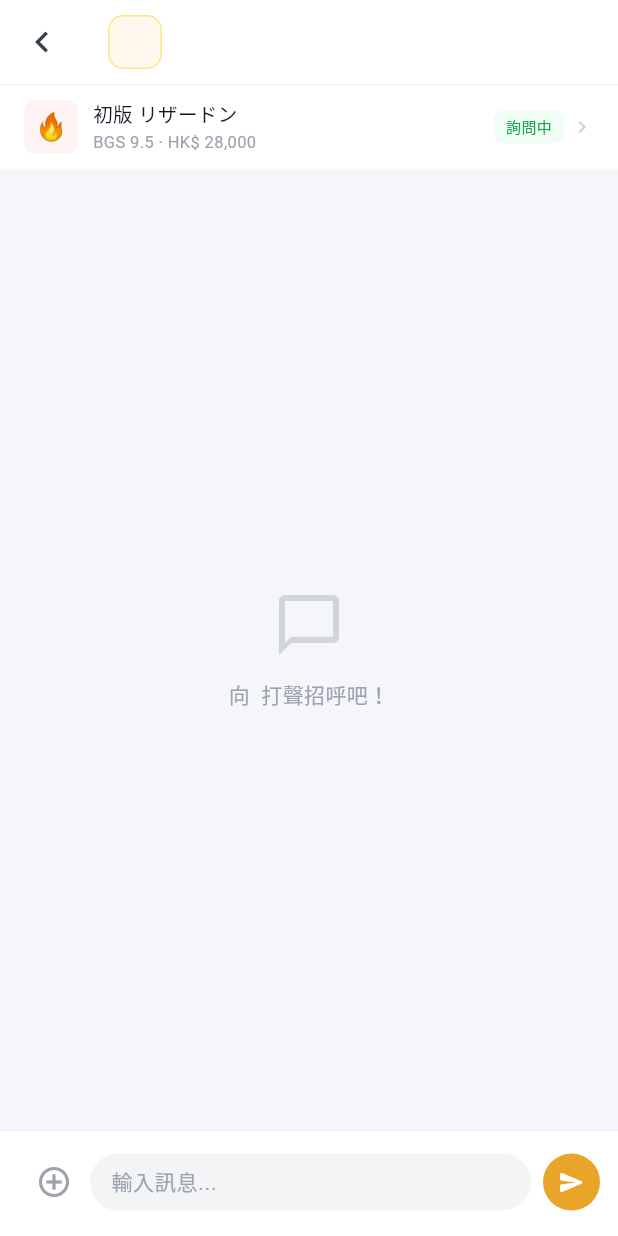
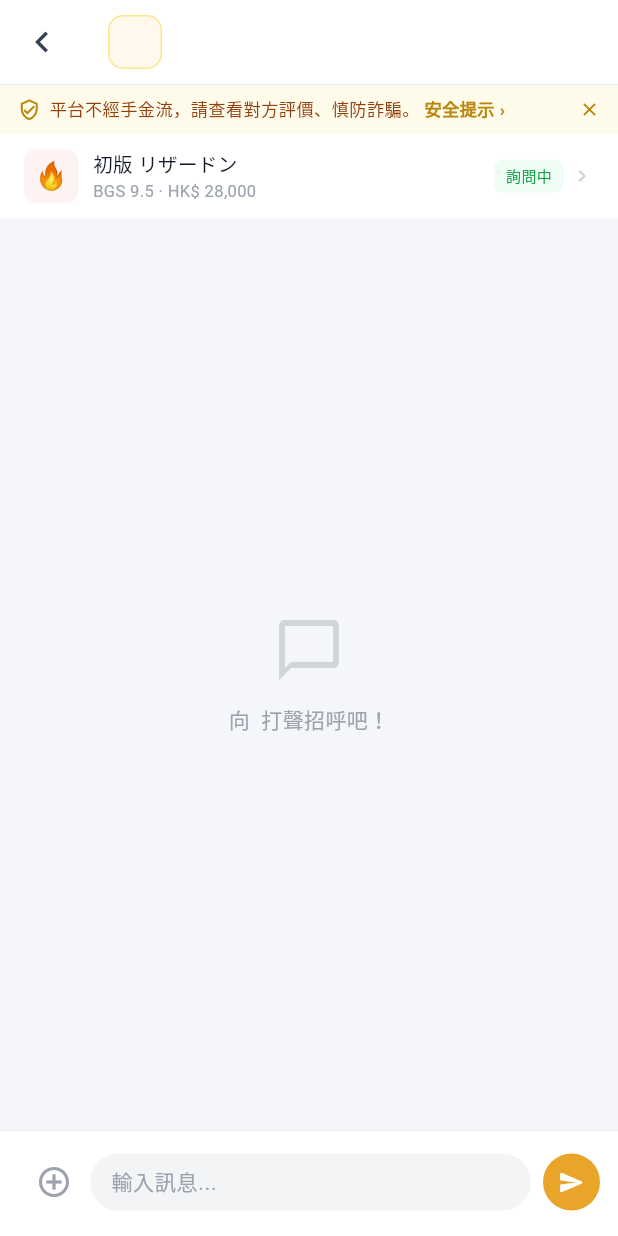
Before and after one commit to SULOKTCGHK/SULOKTCGHK-SULOK-MOBILEAPP, a Flutter app: the ChatScreen screen opened directly with sample values from the repository, on a phone screen of 412 x 824 dp. Run offline on Flutter 3.47's test engine with Material 3 defaults, Android fonts, the phone set to English and light mode, and no system bars; our stand-ins replace cached_network_image, image_picker, photo_view, shared_preferences, shimmer, sqflite and 1 more; accounts and stored records are empty; network calls fail.

Commit message:
feat: 法律文件本地化（香港 PDPO + C2C 免責）+ 安全交易提示
- 服務條款：新增平台角色與交易免責專章、準據法改香港法律、IP 聲明
- 私隱政策：依香港 PDPO（第486章），查閱更正權、直接促銷選擇
- 安全交易提示頁 + 設定入口 + 聊天室可關閉安全橫幅

Co-Authored-By: Claude Opus 4.8 <noreply@anthropic.com>

```diff
--- a/pokebid_flutter/lib/screens/chat_screen.dart
+++ b/pokebid_flutter/lib/screens/chat_screen.dart
@@ -4,6 +4,7 @@ import 'package:url_launcher/url_launcher.dart';
 import '../models/card_model.dart';
 import '../services/chat_service.dart';
 import 'card_detail_screen.dart';
+import 'legal_screen.dart';
 
 class ChatScreen extends StatefulWidget {
   final String sellerName;
@@ -34,6 +35,7 @@ class _ChatScreenState extends State<ChatScreen> {
 
   List<ChatMessage> _messages = [];
   String? _conversationId;
+  bool _showSafety = true;
   String? _myId;
   bool _loading = true;
   bool _sending = false;
@@ -230,6 +232,32 @@ class _ChatScreenState extends State<ChatScreen> {
       ),
       body: Column(
         children: [
+          // 安全交易提示（可關閉）
+          if (_showSafety)
+            Container(
+              color: const Color(0xFFFFFBEB),
+              padding: const EdgeInsets.symmetric(horizontal: 12, vertical: 8),
+              child: Row(children: [
+                const Icon(Icons.verified_user_outlined, size: 15, color: Color(0xFFB8860B)),
+                const SizedBox(width: 6),
+                Expanded(
+                  child: GestureDetector(
+                    onTap: () => Navigator.push(context, MaterialPageRoute(builder: (_) => LegalScreen.safety())),
+                    child: const Text.rich(TextSpan(children: [
+                      TextSpan(text: '平台不經手金流，請查看對方評價、慎防詐騙。',
+                          style: TextStyle(fontSize: 11.5, color: Color(0xFF92400E))),
+                      TextSpan(text: ' 安全提示 ›',
+                          style: TextStyle(fontSize: 11.5, fontWeight: FontWeight.w700, color: Color(0xFFB8860B))),
+                    ])),
+                  ),
+                ),
+                GestureDetector(
+                  onTap: () => setState(() => _showSafety = false),
+                  child: const Padding(padding: EdgeInsets.only(left: 6),
+                      child: Icon(Icons.close, size: 14, color: Color(0xFFB8860B))),
+                ),
+              ]),
+            ),
           // Card reference (可點擊查看商品內容)
           if (widget.card != null)
             GestureDetector(
--- a/pokebid_flutter/lib/screens/legal_screen.dart
+++ b/pokebid_flutter/lib/screens/legal_screen.dart
@@ -14,15 +14,21 @@ class LegalScreen extends StatelessWidget {
   });
 
   factory LegalScreen.privacy() => const LegalScreen(
-        title: '隱私政策',
-        effectiveDate: '2026 年 6 月 20 日',
+        title: '私隱政策',
+        effectiveDate: '2026 年 6 月 22 日',
         sections: _privacySections,
       );
 
   factory LegalScreen.terms() => const LegalScreen(
-        title: '使用條款',
-        effectiveDate: '2026 年 6 月 20 日',
+        title: '服務條款',
+        effectiveDate: '2026 年 6 月 22 日',
         sections: _termsSections,
+      );
+
+  factory LegalScreen.safety() => const LegalScreen(
+        title: '安全交易提示',
+        effectiveDate: '2026 年 6 月 22 日',
+        sections: _safetySections,
       );
 
   @override
@@ -85,64 +91,99 @@ class LegalSection {
   const LegalSection(this.heading, this.body);
 }
 
-// ── 隱私政策 ──────────────────────────────────────────────────────────────────
+// ── 私隱政策（香港 PDPO）──────────────────────────────────────────────────────
 const List<LegalSection> _privacySections = [
   LegalSection('1. 前言',
-      'PokeBid（以下稱「本平台」）是一個寶可夢卡牌交易與收藏的社群平台。我們重視您的隱私，本政策說明我們蒐集哪些資料、如何使用，以及您擁有的權利。使用本平台即表示您同意本政策。'),
+      'PokeBid（以下稱「本平台」）是一個寶可夢卡牌交易與收藏的社群平台。本平台依據香港《個人資料（私隱）條例》（香港法例第 486 章，下稱「PDPO」）處理您的個人資料。本政策說明我們蒐集哪些資料、如何使用以及您擁有的權利。使用本平台即表示您同意本政策。'),
   LegalSection('2. 我們蒐集的資料',
-      '• 帳號資料：當您以 Google 帳號登入時，我們會取得您的名稱、電子郵件與頭像。\n'
+      '• 帳戶資料：當您以 Google 帳戶登入時，我們會取得您的名稱、電子郵件與頭像。\n'
       '• 交易與內容資料：您建立的掛售商品、出價、聊天訊息、評價、收藏與願望清單。\n'
       '• 上傳內容：您上傳的卡牌圖片。\n'
       '• 使用資料：裝置類型、操作紀錄等技術資訊，用於改善服務與排除問題。'),
-  LegalSection('3. 我們如何使用資料',
-      '我們使用您的資料以：提供與維護交易、聊天、通知等核心功能；顯示賣家評價與信用；發送與您交易相關的通知；維護平台安全、防止詐騙與濫用；並依法令要求進行必要處理。'),
+  LegalSection('3. 蒐集目的與使用',
+      '我們僅為下列目的使用您的個人資料：提供及維護交易、聊天、通知等核心功能；顯示賣家評價與信用；發送與您交易相關的通知；維護平台安全、防止詐騙與濫用；以及遵循適用法律的要求。我們不會在未取得您同意下，將資料用於原蒐集目的以外的用途。'),
   LegalSection('4. 第三方服務',
       '本平台使用下列第三方服務協助運作：\n'
       '• Google 登入（身分驗證）\n'
       '• Supabase（資料儲存與後端服務）\n'
-      '• 卡牌價格參考來源（如 TCGplayer / eBay / JustTCG 等）僅用於顯示市場行情，不會傳送您的個人資料給這些服務。\n'
-      '這些服務有其各自的隱私政策，建議您一併參閱。'),
-  LegalSection('5. 資料分享',
-      '我們不會販售您的個人資料。部分資訊（如您的顯示名稱、掛售內容、評價）會在平台上公開顯示，供其他使用者瀏覽。除法律要求或為保護平台與使用者安全外，我們不會將您的個人資料提供給第三方。'),
-  LegalSection('6. 資料保存與刪除',
-      '我們會在提供服務所需期間保存您的資料。您可要求刪除帳號與相關個人資料；部分交易紀錄可能因法律或紛爭處理需要而保留一段時間。'),
-  LegalSection('7. 您的權利',
-      '您有權查詢、更正或刪除您的個人資料，並可隨時撤回同意。如需行使上述權利，請透過平台內客服管道與我們聯絡。'),
-  LegalSection('8. 兒童隱私',
-      '本平台不針對未滿法定年齡之兒童提供服務。若您未達所在地區可獨立締約之年齡，請在法定代理人同意與監督下使用。'),
-  LegalSection('9. 政策變更',
-      '我們可能不時更新本政策。重大變更將於平台內公告。變更後您繼續使用本平台，即視為同意更新後的政策。'),
-  LegalSection('10. 聯絡我們',
-      '若您對本隱私政策有任何疑問，請透過 PokeBid 平台內的客服管道或電子郵件與我們聯絡。'),
+      '• 卡牌價格參考來源（如 TCGplayer、JustTCG、SNKRDUNK 等）僅用於顯示市場行情，不會傳送您的個人資料給這些服務。\n'
+      '這些服務有其各自的私隱政策，建議您一併參閱。'),
+  LegalSection('5. 資料轉移與披露',
+      '我們不會出售您的個人資料。部分資訊（如顯示名稱、掛售內容、評價）會在平台上公開顯示，供其他使用者瀏覽。除法律要求、執法機關合法要求，或為保護平台與使用者安全所必需外，我們不會向第三方披露您的個人資料。'),
+  LegalSection('6. 資料保安',
+      '我們採取合理可行的保安措施保護您的個人資料，防止未經授權或意外的查閱、處理、刪除或使用。資料主要儲存於受存取控制保護的後端服務。'),
+  LegalSection('7. 資料保存',
+      '我們僅在達成蒐集目的所需期間保存您的個人資料。您可要求刪除帳戶及相關個人資料；惟部分交易或溝通紀錄可能因法律或處理糾紛需要而保留一段合理期間。'),
+  LegalSection('8. 您的權利（查閱及更正）',
+      '根據 PDPO，您有權查閱及更正本平台持有關於您的個人資料，亦可隨時撤回先前給予的同意。如需行使查閱、更正或刪除權利，請透過平台內客服管道與我們聯絡。我們會在條例規定的時間內回覆。'),
+  LegalSection('9. 直接促銷',
+      '除非取得您的同意，本平台不會將您的個人資料用於直接促銷。若日後提供促銷訊息，您可隨時免費選擇停止接收。'),
+  LegalSection('10. 未成年人士',
+      '本平台不針對未達可獨立締約年齡的人士提供服務。若您未達該年齡，請在家長或監護人同意及監督下使用。'),
+  LegalSection('11. 政策變更',
+      '我們可能不時更新本政策，重大變更將於平台內公告。變更後您繼續使用本平台，即視為同意更新後的政策。'),
+  LegalSection('12. 聯絡我們',
+      '若您對本私隱政策或個人資料處理有任何疑問或要求，請透過 PokeBid 平台內的客服管道或電子郵件與我們聯絡。'),
 ];
 
-// ── 使用條款 ──────────────────────────────────────────────────────────────────
+// ── 服務條款（香港，C2C 媒合平台）────────────────────────────────────────────
 const List<LegalSection> _termsSections = [
   LegalSection('1. 條款的接受',
-      '歡迎使用 PokeBid。當您註冊、登入或使用本平台任何功能時，即表示您已閱讀、理解並同意本使用條款。若您不同意，請勿使用本平台。'),
+      '歡迎使用 PokeBid。當您註冊、登入或使用本平台任何功能時，即表示您已閱讀、理解並同意本服務條款。若您不同意，請勿使用本平台。'),
   LegalSection('2. 服務說明',
-      'PokeBid 提供寶可夢卡牌的掛售、出價、聊天、收藏管理、圖鑑查詢與市場行情參考等功能。本平台為使用者之間的交易媒合場所，交易由買賣雙方自行協商與完成。'),
-  LegalSection('3. 帳號與資格',
-      '您須提供真實、正確的資料，並對帳號下的所有活動負責。您須達到所在地區可獨立締結契約之年齡。請妥善保管登入憑證，不得將帳號轉讓或出借他人。'),
-  LegalSection('4. 交易規則',
+      'PokeBid 提供寶可夢卡牌的掛售、出價、聊天、收藏管理、圖鑑查詢與市場行情參考等功能。本平台為使用者之間（C2C）的交易媒合場所，所有交易由買賣雙方自行協商與完成。'),
+  LegalSection('3. 平台角色與交易免責（重要）',
+      'PokeBid 僅為買賣雙方提供刊登與聯絡的媒合服務，並非任何交易的一方。本平台：\n'
+      '• 不經手任何款項，亦不參與議價；\n'
+      '• 不負責驗證卡牌的真偽、品相或所有權；\n'
+      '• 不處理寄送、交付、退款或退換。\n'
+      '所有付款、交付及相關安排均由買賣雙方自行協商並自行承擔風險。因交易所生之任何糾紛、損失、詐騙、卡牌真偽或品相問題，概由買賣雙方自行負責，本平台不承擔任何責任。我們強烈建議您在交易前查閱對方評價並採取安全交易措施（見「安全交易提示」）。'),
+  LegalSection('4. 帳戶與資格',
+      '您須提供真實、正確的資料，並對帳戶下的所有活動負責。您須達到香港法律下可獨立締結合約的年齡。請妥善保管登入憑證，不得將帳戶轉讓或出借他人。'),
+  LegalSection('5. 刊登與交易規則',
       '• 賣家須對所刊登卡牌的真實性、狀況描述與所有權負責。\n'
       '• 禁止刊登仿冒品、贓物、侵權品或任何違法物品。\n'
-      '• 平台顯示的市場行情僅供參考，不構成價格保證或投資建議。\n'
-      '• 交易款項與寄送由買賣雙方自行約定並完成，本平台不介入金流，亦不對交易結果負擔保責任。'),
-  LegalSection('5. 使用者行為規範',
-      '您同意不從事下列行為：發布虛假、詐騙或誤導性資訊；騷擾、辱罵或威脅其他使用者；發布違法、色情、仇恨或侵權內容；利用程式自動化大量操作；規避平台機制或破壞系統安全。'),
-  LegalSection('6. 評價機制',
+      '• 平台顯示的市場行情（包括 PSA 等級成交價）僅供參考，不構成價格保證或投資建議。\n'
+      '• 幣值以港幣（HK\$）顯示；日本市場成交價會按參考匯率換算，僅供參考。'),
+  LegalSection('6. 使用者行為規範',
+      '您同意不從事下列行為：發布虛假、詐騙或誤導性資訊；騷擾、辱罵或威脅其他使用者；發布違法、色情、仇恨或侵權內容；利用程式自動化大量操作；規避平台機制或破壞系統保安。'),
+  LegalSection('7. 評價機制',
       '評價應基於真實交易體驗。禁止刷評、惡意攻擊或不實評價。本平台保留移除違規評價的權利。'),
-  LegalSection('7. 智慧財產權',
-      '「寶可夢」及相關名稱、圖樣之權利屬其各自權利人所有，本平台與其無隸屬或代言關係。您上傳的內容仍屬您所有，但您授權本平台在提供服務範圍內使用、顯示該等內容。'),
-  LegalSection('8. 免責聲明',
-      '本平台依「現狀」提供服務，不保證服務不中斷、無錯誤或完全符合您的需求。對於使用者之間的交易爭議、卡牌真偽、款項糾紛等，本平台不負擔保或賠償責任，但會在合理範圍內協助處理。'),
-  LegalSection('9. 責任限制',
-      '在法律允許的最大範圍內，本平台對於因使用或無法使用本服務所生之任何間接、附帶、衍生性損害，不負賠償責任。'),
-  LegalSection('10. 帳號終止',
-      '若您違反本條款，本平台得限制、暫停或終止您的帳號使用權，且無需事先通知。'),
-  LegalSection('11. 條款變更',
+  LegalSection('8. 知識產權',
+      '「寶可夢」（Pokémon）及相關名稱、標誌、圖樣之權利屬其各自權利人（包括任天堂／株式會社 Pokémon 等）所有，本平台與其並無任何隸屬、贊助或代言關係。卡牌圖片與市場資料來自第三方來源，僅供識別與參考。您上傳的內容仍屬您所有，但您授權本平台在提供服務範圍內使用及顯示該等內容。'),
+  LegalSection('9. 免責聲明',
+      '本平台依「現狀」及「現有」基礎提供服務，不就服務不中斷、無錯誤、行情準確性或完全符合您的需求作任何明示或默示保證。'),
+  LegalSection('10. 責任限制',
+      '在香港法律允許的最大範圍內，本平台對於因使用或無法使用本服務、或因使用者之間交易所生之任何直接、間接、附帶或衍生性損害，均不負賠償責任。'),
+  LegalSection('11. 帳戶終止',
+      '若您違反本條款，本平台得在無須事先通知下，限制、暫停或終止您的帳戶使用權。'),
+  LegalSection('12. 條款變更',
       '本平台得不時修訂本條款，並於平台內公告。修訂後您繼續使用本平台，即視為同意修訂後的條款。'),
-  LegalSection('12. 準據法',
-      '本條款之解釋與適用，以及因本條款所生之爭議，均依中華民國（台灣）法律處理。'),
+  LegalSection('13. 準據法及管轄',
+      '本條款受香港特別行政區法律管轄並據其詮釋。因本條款或您使用本平台所生之任何爭議，雙方同意交由香港特別行政區法院處理。'),
 ];
+
+// ── 安全交易提示 ──────────────────────────────────────────────────────────────
+const List<LegalSection> _safetySections = [
+  LegalSection('PokeBid 不經手金流',
+      '本平台只負責媒合買賣雙方，不參與付款或寄送。所有交易由你和對方自行完成，請務必採取以下措施保障自己。'),
+  LegalSection('交易前',
+      '• 先查看對方的評價與交易紀錄，信用低或全新帳戶要特別小心。\n'
+      '• 要求賣家提供卡片的清晰實拍照片（含正反面、邊角、評級標籤）。\n'
+      '• 高價卡建議要求 PSA／鑑定資料或影片驗證。'),
+  LegalSection('面交（最推薦）',
+      '• 約在人多、有閉路電視的公眾場所（如商場、港鐵站）。\n'
+      '• 當面驗卡、確認無誤後才付款。\n'
+      '• 高價交易可結伴前往。'),
+  LegalSection('郵寄/付款',
+      '• 使用有追蹤編號的寄件方式，並保留單據。\n'
+      '• 盡量使用有買家保障或可追溯的付款方式。\n'
+      '• 避免在驗證對方前就全額預付到不明帳戶。'),
+  LegalSection('詐騙警號 🚩',
+      '• 催促你「馬上轉帳」、要求離開平台私下交易。\n'
+      '• 價格遠低於市價、聽起來好得不真實。\n'
+      '• 收款後失聯、拒絕視訊或實拍驗卡。\n'
+      '• 要求你先付「訂金／運費／關稅」到私人帳戶。'),
+  LegalSection('遇到問題',
+      '保留聊天紀錄、付款證明與單據。如懷疑受騙，請向香港警方求助；本平台可在合理範圍內協助提供相關紀錄，惟不承擔交易結果的責任。'),
+];
```
Also changed, not shown: pokebid_flutter/lib/screens/profile_screen.dart (+6 -2 lines).
